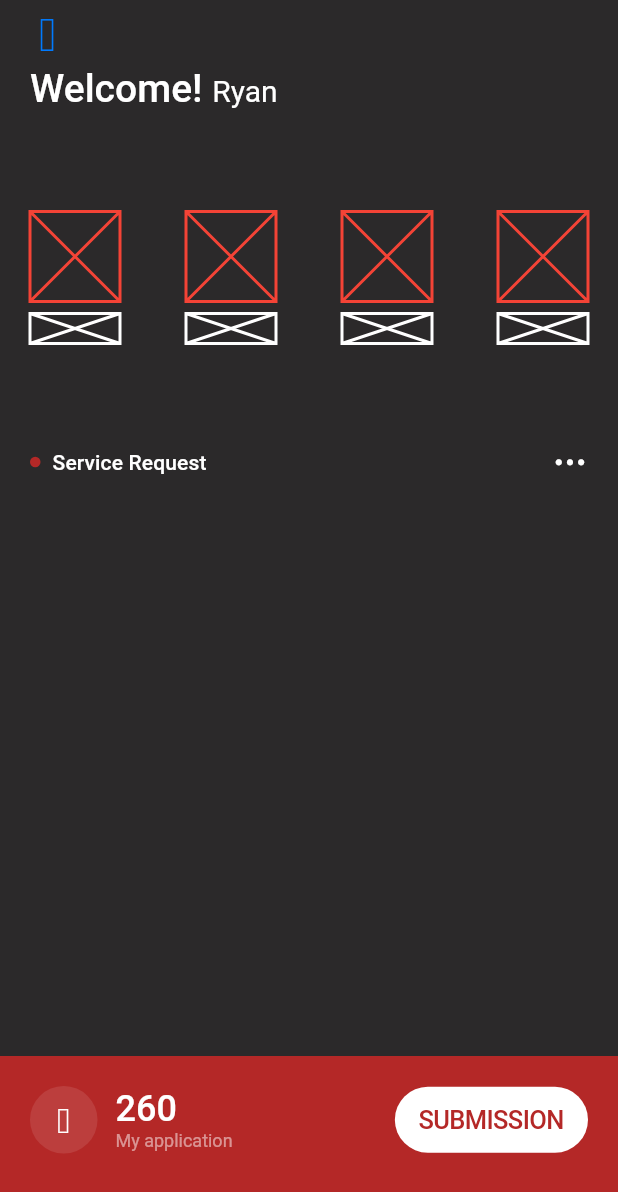
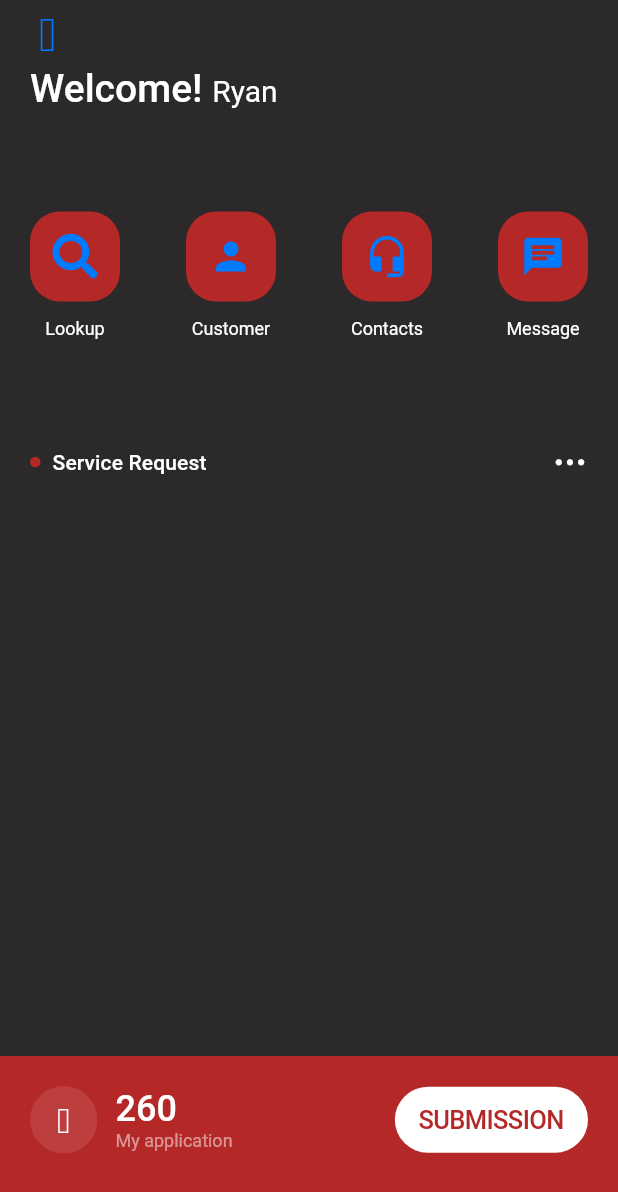
Before and after one commit to GaboBrandX/flutter_challenge_1, a Flutter app: the screen it shows after launch, on a phone screen of 412 x 824 dp. Shown: the top 1192 px of the screen. Run offline on Flutter 3.47's test engine with Material 2 defaults, Android fonts, the phone set to English and light mode, and no system bars; our stand-ins replace font_awesome_flutter.

Commit message:
SquareButton widget implementation.

```diff
--- a/lib/home_page.dart
+++ b/lib/home_page.dart
@@ -2,6 +2,7 @@ import 'package:flutter/cupertino.dart';
 import 'package:flutter/material.dart';
 import 'package:flutter/services.dart';
 import 'package:wg_by_sarah_d/widgets/square_button.dart';
+import 'package:font_awesome_flutter/font_awesome_flutter.dart';
 
 class HomePage extends StatefulWidget {
   @override
@@ -65,10 +66,22 @@ class _HomePageState extends State<HomePage> {
                       mainAxisSize: MainAxisSize.max,
                       mainAxisAlignment: MainAxisAlignment.spaceBetween,
                       children: <Widget>[
-                        SquareButton(),
-                        SquareButton(),
-                        SquareButton(),
-                        SquareButton(),
+                        SquareButton(
+                          icon: Icon(FontAwesomeIcons.search),
+                          label: 'Lookup',
+                        ),
+                        SquareButton(
+                          icon: Icon(Icons.person),
+                          label: 'Customer',
+                        ),
+                        SquareButton(
+                          icon: Icon(Icons.headset_mic),
+                          label: 'Contacts',
+                        ),
+                        SquareButton(
+                          icon: Icon(Icons.chat),
+                          label: 'Message',
+                        ),
                       ],
                     ),
                     Padding(
--- a/lib/widgets/square_button.dart
+++ b/lib/widgets/square_button.dart
@@ -2,23 +2,43 @@ import 'package:flutter/cupertino.dart';
 import 'package:flutter/material.dart';
 
 class SquareButton extends StatelessWidget {
+  final String label;
+  final Icon icon;
+
+  SquareButton({
+    @required this.label,
+    @required this.icon,
+  })  : assert(label != null),
+        assert(icon != null);
+
   @override
   Widget build(BuildContext context) {
     return Column(
       mainAxisSize: MainAxisSize.min,
       children: <Widget>[
-        Placeholder(
-          color: Colors.red,
-          fallbackWidth: 60.0,
-          fallbackHeight: 60.0,
+        SizedBox(
+          width: 60.0,
+          height: 60.0,
+          child: CupertinoButton(
+            padding: EdgeInsets.zero,
+            borderRadius: BorderRadius.circular(20.0),
+            onPressed: () {},
+            color: Color(0xFFB42827),
+            child: Icon(icon.icon, size: 30.0,),
+          ),
         ),
         SizedBox(
           height: 8.0,
         ),
-        Placeholder(
-          color: Colors.white,
-          fallbackWidth: 60.0,
-          fallbackHeight: 20.0,
+        Container(
+          width: 60.0,
+          height: 20.0,
+          child: Center(
+            child: Text(
+              label,
+              style: Theme.of(context).textTheme.caption.copyWith(color: Colors.white),
+            ),
+          ),
         ),
       ],
     );
--- a/pubspec.yaml
+++ b/pubspec.yaml
@@ -19,6 +19,7 @@ environment:
 dependencies:
   flutter:
     sdk: flutter
+  font_awesome_flutter: ^8.4.0
 
   # The following adds the Cupertino Icons font to your application.
   # Use with the CupertinoIcons class for iOS style icons.
```
Also changed, not shown: pubspec.lock.
